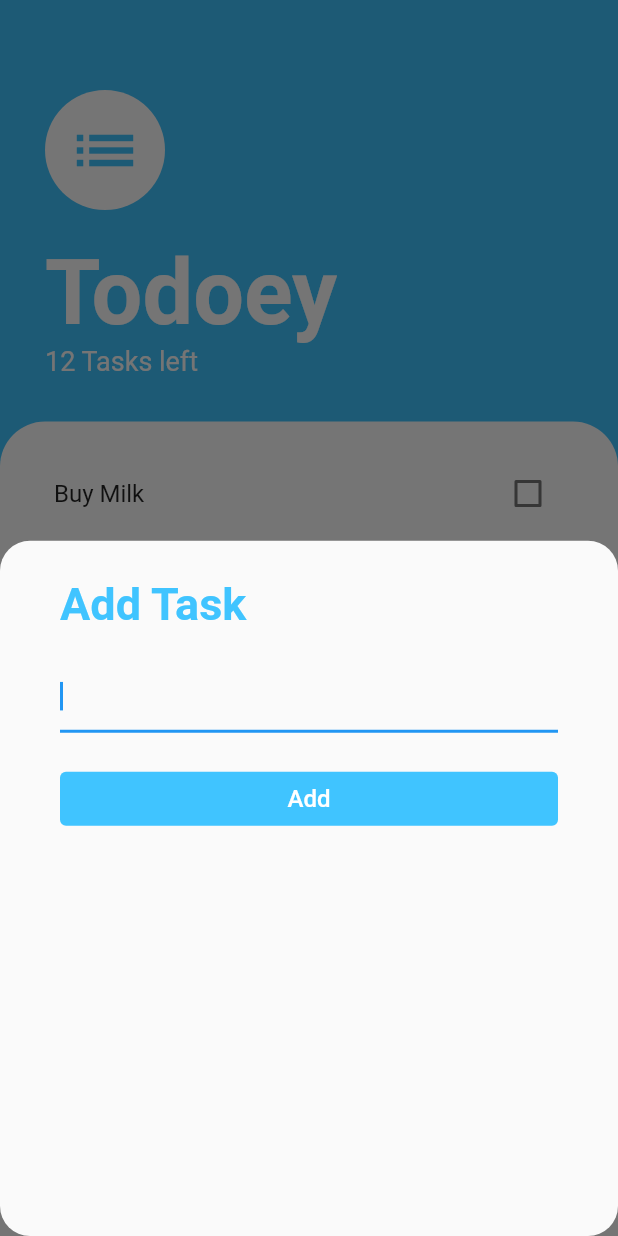
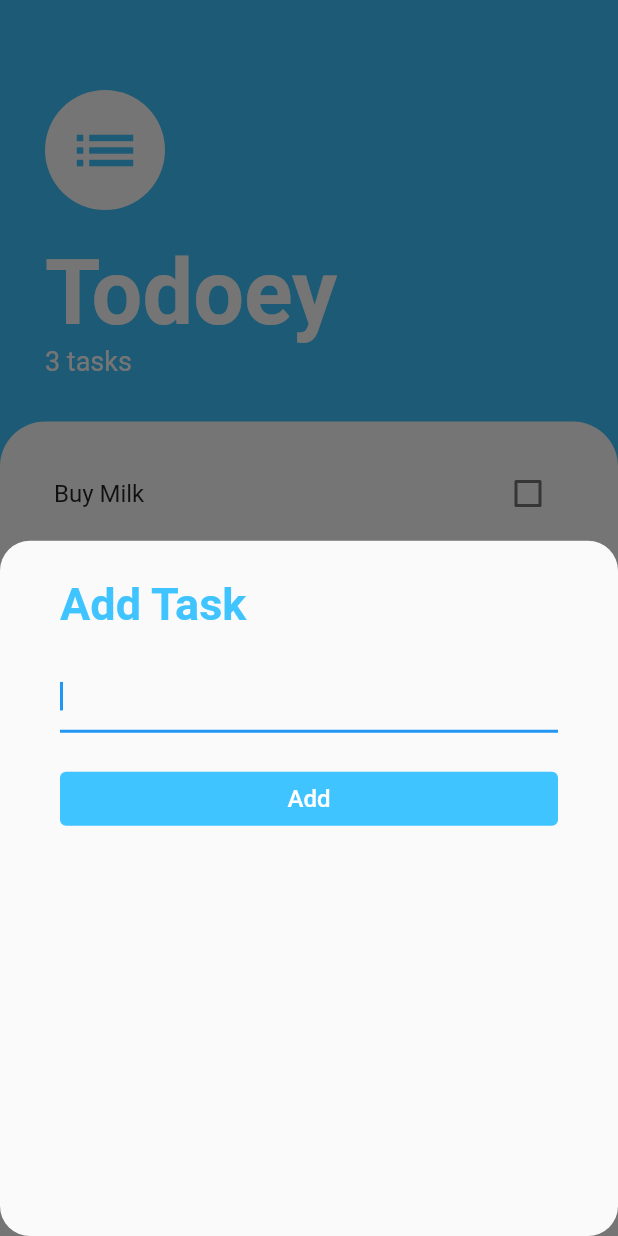
Before and after one commit to Jiaxen/flutter_todoey, a Flutter app: the screen it shows after launch, after a tap on the "add" icon, on a phone screen of 412 x 824 dp. Run offline on Flutter 3.47's test engine with Material 2 defaults, Android fonts, the phone set to English and light mode, and no system bars.

Commit message:
Add task functionality and lifting state up

```diff
--- a/lib/screens/add_task_screen.dart
+++ b/lib/screens/add_task_screen.dart
@@ -1,10 +1,13 @@
 import 'package:flutter/material.dart';
 
 class AddTaskScreen extends StatelessWidget {
-  const AddTaskScreen({Key? key}) : super(key: key);
+  AddTaskScreen({required this.onAddCallback});
+
+  late void Function(String?) onAddCallback;
 
   @override
   Widget build(BuildContext context) {
+    String newTaskLabel = '';
     return Padding(
       padding: const EdgeInsets.symmetric(horizontal: 40.0, vertical: 5.0),
       child: Container(
@@ -17,7 +20,9 @@ class AddTaskScreen extends StatelessWidget {
                   color: Colors.lightBlueAccent,
                   fontWeight: FontWeight.w600)),
           SizedBox(height: 20),
-          TextField(autofocus: true),
+          TextField(autofocus: true, onChanged: (newText){
+            newTaskLabel = newText;
+          },),
           SizedBox(height: 20),
           TextButton(
             style: ButtonStyle(
@@ -27,7 +32,9 @@ class AddTaskScreen extends StatelessWidget {
             ),
             child: Text('Add',
                 textAlign: TextAlign.center, style: TextStyle(fontSize: 16)),
-            onPressed: null,
+            onPressed: (){
+              onAddCallback(newTaskLabel);
+            },
           )
         ]),
       ),
--- a/lib/screens/tasks_screen.dart
+++ b/lib/screens/tasks_screen.dart
@@ -1,12 +1,24 @@
 import 'package:flutter/material.dart';
+import 'package:todoey_flutter/model/task.dart';
 import 'package:todoey_flutter/screens/add_task_screen.dart';
 import 'package:todoey_flutter/widgets/task_list.dart';
 
-class TasksScreen extends StatelessWidget {
-  const TasksScreen({Key? key}) : super(key: key);
+class TasksScreen extends StatefulWidget {
+
+  @override
+  State<TasksScreen> createState() => _TasksScreenState();
+}
+
+class _TasksScreenState extends State<TasksScreen> {
+  List<Task> task_list = [
+    Task(label: 'Buy Milk', checked: false),
+    Task(label: 'Buy Eggs', checked: true),
+    Task(label: 'Buy Bread', checked: false),
+  ];
 
   @override
   Widget build(BuildContext context) {
+
     return Scaffold(
       floatingActionButton: FloatingActionButton(
           backgroundColor: Colors.lightBlueAccent,
@@ -14,7 +26,13 @@ class TasksScreen extends StatelessWidget {
           onPressed: () {
             showModalBottomSheet(
               context: context,
-              builder: (context) => AddTaskScreen(),
+              builder: (context) => AddTaskScreen(onAddCallback: (newTaskLabel) {
+                print(newTaskLabel);
+                setState(() {
+                  task_list.add(Task(label: newTaskLabel, checked: false));
+                });
+                Navigator.pop(context);
+                },),
               shape: RoundedRectangleBorder(
                 borderRadius: BorderRadius.circular(20.0),
               ),
@@ -48,7 +66,7 @@ class TasksScreen extends StatelessWidget {
                       fontWeight: FontWeight.w700),
                 ),
                 Text(
-                  '12 Tasks left',
+                  '${task_list.length} tasks',
                   style: TextStyle(
                     color: Colors.white,
                     fontSize: 18,
@@ -64,7 +82,7 @@ class TasksScreen extends StatelessWidget {
                   borderRadius: BorderRadius.only(
                       topLeft: Radius.circular(30),
                       topRight: Radius.circular(30))),
-              child: TaskList(),
+              child: TaskList(taskList: task_list,),
             ),
           )
         ],
--- a/lib/widgets/task_list.dart
+++ b/lib/widgets/task_list.dart
@@ -4,37 +4,27 @@ import 'package:todoey_flutter/model/task.dart';
 
 
 class TaskList extends StatefulWidget {
+  const TaskList({this.taskList = const []});
+  final List<Task> taskList;
+
   @override
   State<TaskList> createState() => _TaskListState();
 }
 
 class _TaskListState extends State<TaskList> {
-  List<Task> task_list = [
-    Task(label: 'Buy Milk', checked: false),
-    Task(label: 'Buy Eggs', checked: true),
-    Task(label: 'Buy Bread', checked: false),
-  ];
 
   @override
   Widget build(BuildContext context) {
     return ListView.builder(
         padding: EdgeInsets.symmetric(vertical: 20, horizontal: 20),
-      itemCount: task_list.length,
+      itemCount: widget.taskList.length,
       itemBuilder: (context, index) {
-        return TaskTile(label: task_list[index].label, isChecked: task_list[index].checked, onChangeCheckboxState: (checkBoxState){
+        return TaskTile(label: widget.taskList[index].label, isChecked: widget.taskList[index].checked, onChangeCheckboxState: (checkBoxState){
           setState(() {
-            task_list[index].changeChecked();
+            widget.taskList[index].changeChecked();
           });
         });
       }
     );
   }
 }
-
-// ListView(
-// padding: EdgeInsets.symmetric(vertical: 20, horizontal: 20),
-// children: <Widget>[
-// TaskTile(),
-// TaskTile(),
-// ],
-// );
```
